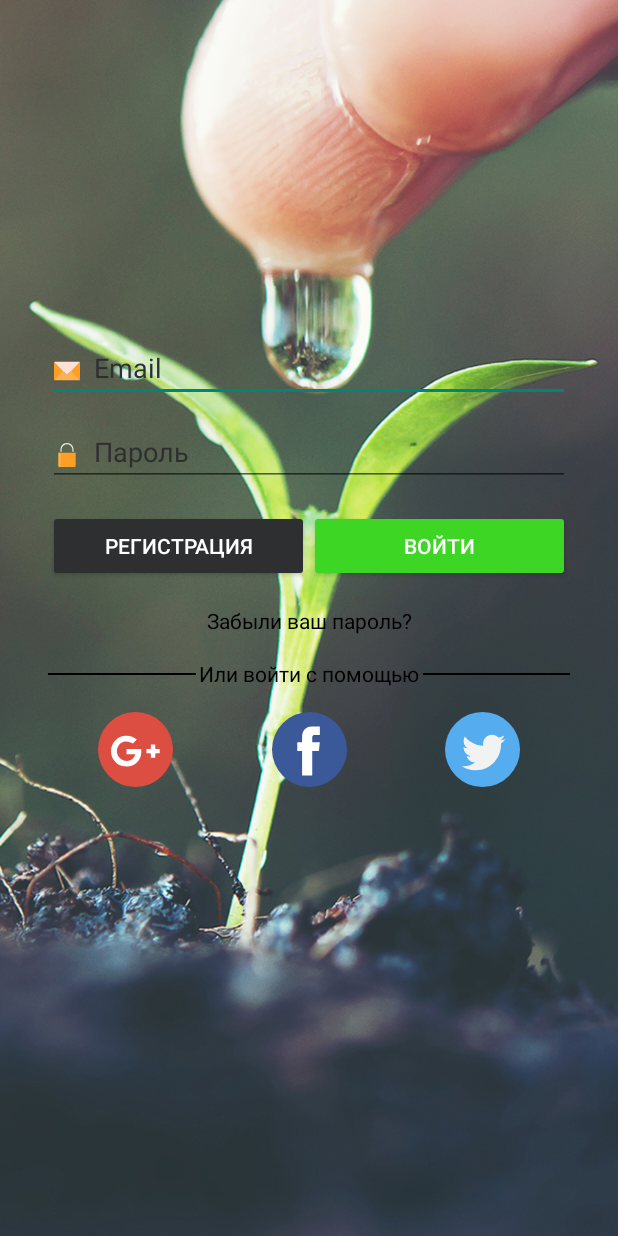
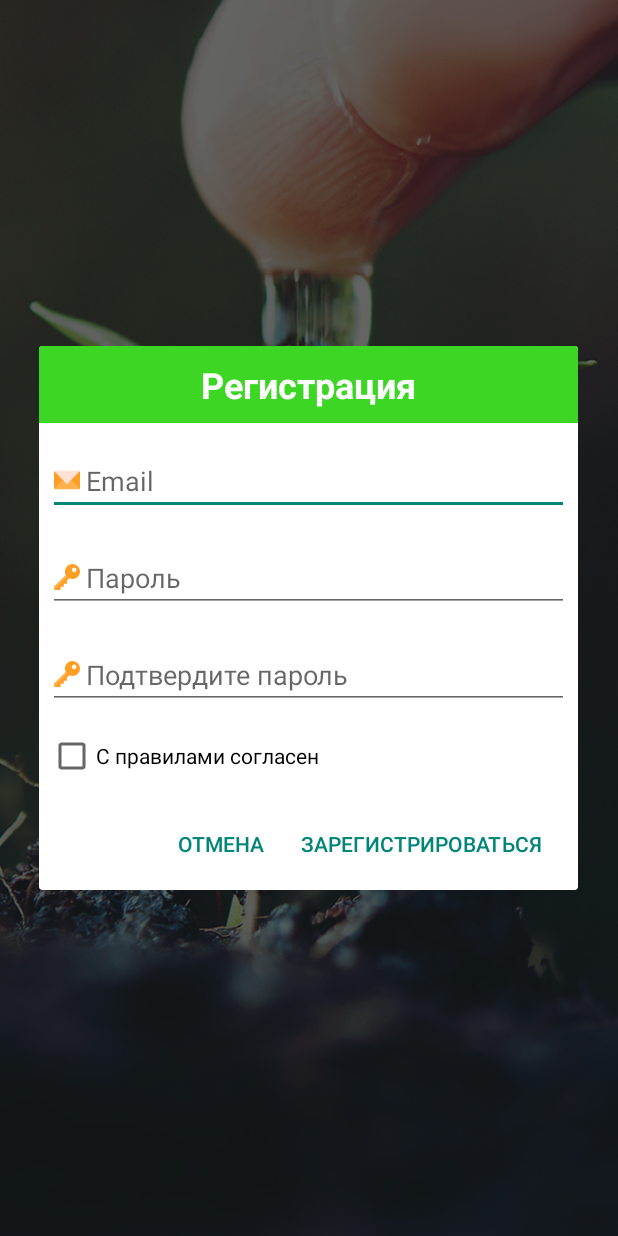
Before and after one commit to mr-variant/EnglishGrow, an Android app: the screen it shows after launch (EmailPasswordActivity), after a tap on "РЕГИСТРАЦИЯ", on a phone screen of 412 x 824 dp. Run offline under Robolectric (Android 15) with nearby library versions, the phone set to English and light mode, and no system bars; our stand-ins replace Firebase (no records; nobody signed in at launch, a user with empty details on screens opened directly); 1 other tap on this screen came first.

Commit message:
Add createAccount with Email.

```diff
--- /dev/null
+++ b/app/src/main/res/drawable/ic_door_key.xml
@@ -0,0 +1,5 @@
+<vector android:height="17dp" android:viewportHeight="512.001"
+    android:viewportWidth="512.001" android:width="17dp" xmlns:android="http://schemas.android.com/apk/res/android">
+    <path android:fillColor="#FFB14D" android:pathData="M294.9,265.6l-294.8,246.3l0.1,-66.5l230.5,-230.5z"/>
+    <path android:fillColor="#FF9E24" android:pathData="M468.4,43.5c-58,-58 -152,-58 -210,0c-46.4,46.4 -55.7,115.8 -27.8,171.4c6.9,13.9 16.2,26.9 27.8,38.5L0.1,511.9l128.9,0.1v-62.7h62.7v-62.7h62.7v-62.7l42.7,-42.7c55.6,27.8 125.1,18.6 171.4,-27.8C526.4,195.5 526.4,101.5 468.4,43.5zM428,147.4c-17.5,17.5 -46,17.5 -63.5,0c-17.5,-17.5 -17.5,-46 0,-63.5c17.5,-17.5 46,-17.5 63.5,0C445.5,101.5 445.5,129.9 428,147.4z"/>
+</vector>
--- /dev/null
+++ b/app/src/main/res/layout/alert_dialog_sign_up.xml
@@ -0,0 +1,112 @@
+<?xml version="1.0" encoding="utf-8"?>
+<LinearLayout xmlns:android="http://schemas.android.com/apk/res/android"
+    xmlns:tools="http://schemas.android.com/tools"
+    android:layout_width="match_parent"
+    android:layout_height="wrap_content"
+    android:orientation="vertical">
+
+    <TextView
+        android:id="@+id/titleRegTextView"
+        android:layout_width="match_parent"
+        android:layout_height="wrap_content"
+        android:background="@color/colorSingInButton"
+        android:paddingBottom="9dp"
+        android:paddingTop="9dp"
+        android:text="@string/singUpButton"
+        android:textAlignment="center"
+        android:textColor="@android:color/white"
+        android:textSize="24sp"
+        android:textStyle="bold" />
+
+    <EditText
+        android:id="@+id/newEmailEditText"
+        android:layout_width="match_parent"
+        android:layout_height="wrap_content"
+        android:layout_marginBottom="4dp"
+        android:layout_marginLeft="6dp"
+        android:layout_marginRight="6dp"
+        android:layout_marginTop="16dp"
+        android:drawableLeft="@drawable/ic_mail"
+        android:drawablePadding="4dp"
+        android:hint="@string/fieldEmail"
+        android:inputType="textEmailAddress" />
+
+    <TextView
+        android:id="@+id/newEmailErrorTextView"
+        android:layout_width="match_parent"
+        android:layout_height="wrap_content"
+        android:layout_marginLeft="12dp"
+        android:layout_marginRight="12dp"
+        android:text="@string/loginIsNull"
+        android:textColor="@color/colorScarlet"
+        android:textSize="8sp"
+        android:visibility="invisible" />
+
+    <EditText
+        android:id="@+id/newPasswordEditText"
+        android:layout_width="match_parent"
+        android:layout_height="wrap_content"
+        android:layout_marginBottom="4dp"
+        android:layout_marginLeft="6dp"
+        android:layout_marginRight="6dp"
+        android:layout_marginTop="4dp"
+        android:drawableLeft="@drawable/ic_door_key"
+        android:drawablePadding="4dp"
+        android:hint="@string/fieldPassword"
+        android:inputType="textPassword" />
+
+    <TextView
+        android:id="@+id/newPassErrorTextView"
+        android:layout_width="match_parent"
+        android:layout_height="wrap_content"
+        android:layout_marginLeft="12dp"
+        android:layout_marginRight="12dp"
+        android:text="1234"
+        android:textColor="@color/colorScarlet"
+        android:textSize="8sp"
+        android:visibility="invisible" />
+
+    <EditText
+        android:id="@+id/newConfirmPasswordEditText"
+        android:layout_width="match_parent"
+        android:layout_height="wrap_content"
+        android:layout_marginBottom="4dp"
+        android:layout_marginLeft="6dp"
+        android:layout_marginRight="6dp"
+        android:layout_marginTop="4dp"
+        android:drawableLeft="@drawable/ic_door_key"
+        android:drawablePadding="4dp"
+        android:hint="@string/fieldConfPassword"
+        android:inputType="textPassword" />
+
+    <TextView
+        android:id="@+id/newPassConfErrorTextView"
+        android:layout_width="match_parent"
+        android:layout_height="wrap_content"
+        android:layout_marginLeft="12dp"
+        android:layout_marginRight="12dp"
+        android:text="1234"
+        android:textColor="@color/colorScarlet"
+        android:textSize="8sp"
+        android:visibility="invisible" />
+
+    <CheckBox
+        android:id="@+id/rulesCheckBox"
+        android:layout_width="match_parent"
+        android:layout_height="wrap_content"
+        android:layout_marginLeft="6dp"
+        android:layout_marginRight="6dp"
+        android:text="@string/switchRules" />
+
+    <TextView
+        android:id="@+id/rulesErrorTextView"
+        android:layout_width="match_parent"
+        android:layout_height="wrap_content"
+        android:layout_marginLeft="12dp"
+        android:layout_marginRight="12dp"
+        android:text="1234"
+        android:textColor="@color/colorScarlet"
+        android:textSize="8sp"
+        android:visibility="invisible" />
+
+</LinearLayout>
--- a/app/src/main/res/values/strings.xml
+++ b/app/src/main/res/values/strings.xml
@@ -13,7 +13,16 @@
     <string name="loginIsNotValid">Не верный E-mail!</string>
     <string name="loading">Загрузка... Пожалуйста подождите.</string>
     <string name="close">Закрыть</string>
+    <string name="cancel">Отмена</string>
+    <string name="alertRegOk">Зарегистрироваться</string>
     <string name="loginPassIncorrect">Упс, неверный пароль или почта. Попробуйте еще раз.</string>
     <string name="loginPassIncorrectTitle">Ошибка</string>
 
+
+    <string name="fieldConfPassword">Подтвердите пароль</string>
+    <string name="alertRegTitle">Новый</string>
+    <string name="switchRules">С правилами согласен</string>
+    <string name="passDontEquals">Пароль не совпадает</string>
+    <string name="rulesErr">Согласитесь с правилами</string>
+
 </resources>
```
Also changed, not shown: app/src/main/java/aksenchyk/englishgrow/EmailPasswordActivity.java (+109 -30 lines).
